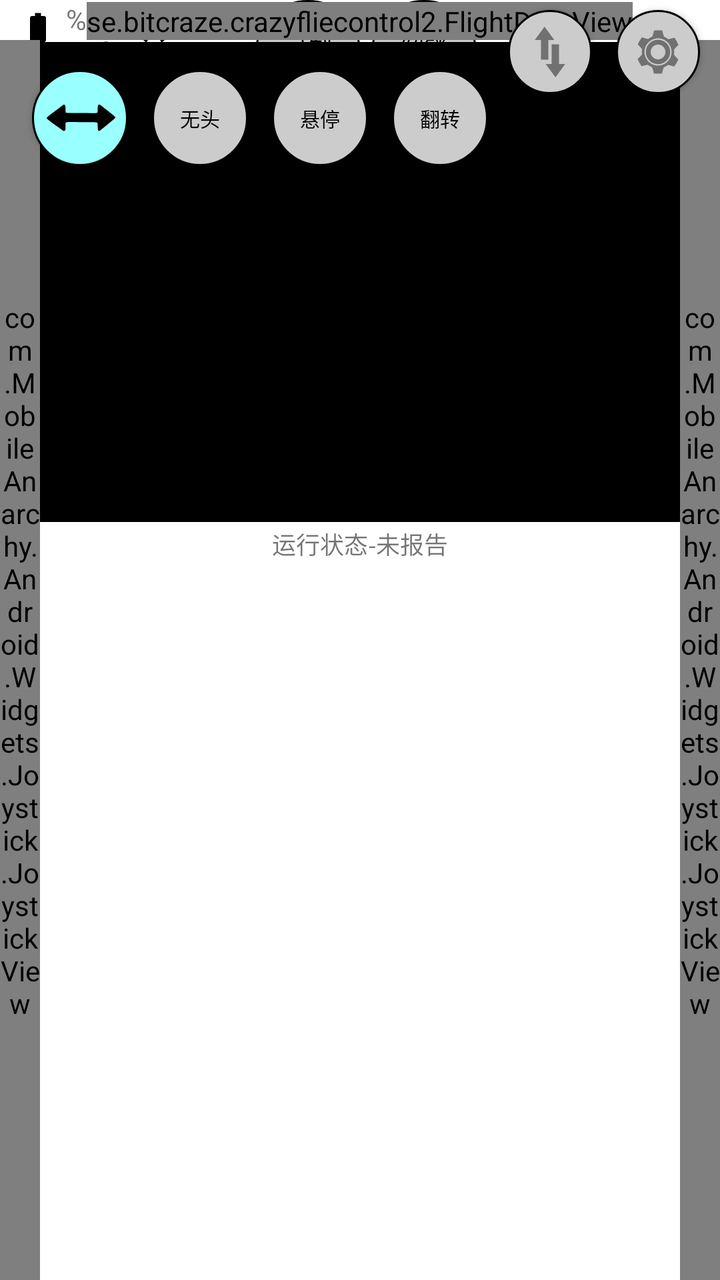
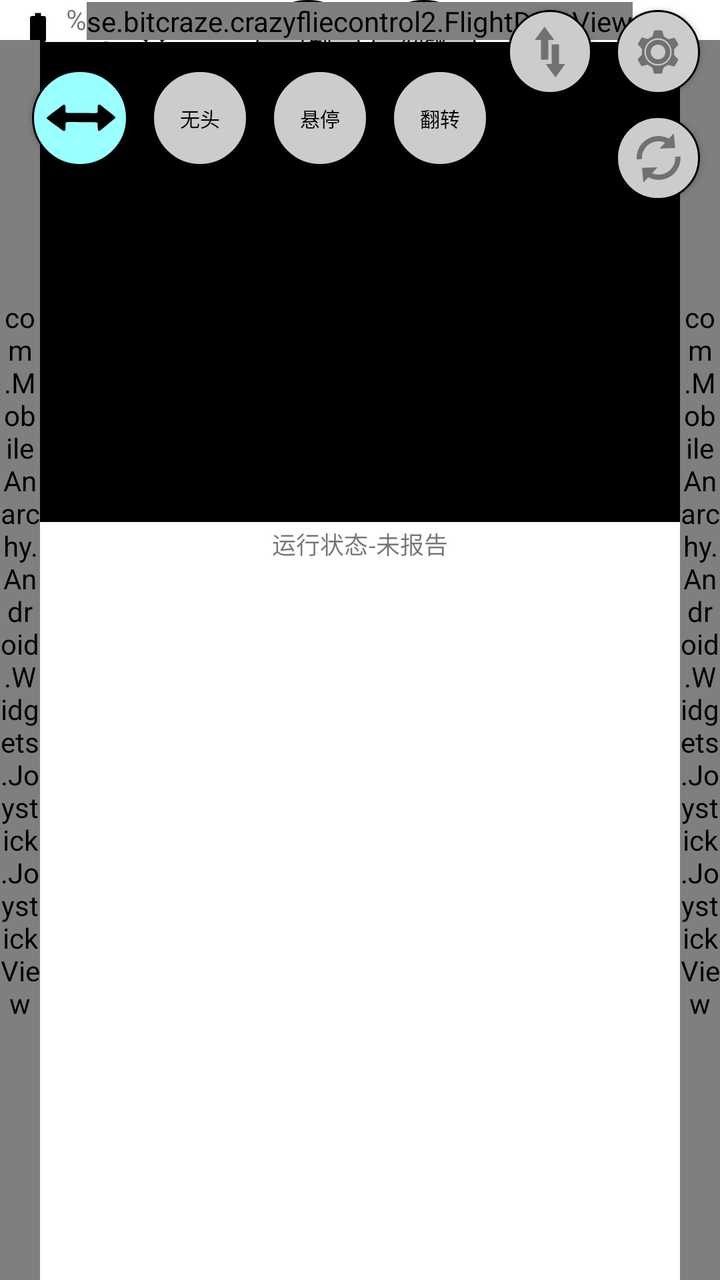

The first picture is an Android layout as it rendered before a commit; the second is the same layout after the commit. The layout source and the unified diff follow.
<!-- AndroidManifest.xml: application theme AppTheme -->
<!-- res/layout/activity_main.xml -->
<RelativeLayout xmlns:android="http://schemas.android.com/apk/res/android"
    android:layout_width="match_parent"
    android:layout_height="match_parent">

    
    <ImageView
        android:id="@+id/battery_icon"
        android:layout_width="wrap_content"
        android:layout_height="wrap_content"
        android:layout_alignParentStart="true"
        android:layout_alignParentLeft="true"
        android:layout_alignParentTop="true"
        android:layout_marginStart="10dp"
        android:layout_marginLeft="10dp"
        android:layout_marginTop="5dp"
        android:layout_marginEnd="0dp"
        android:layout_marginRight="0dp"
        android:contentDescription="@string/batteryIconContentDescription"
        android:labelFor="@+id/battery_text"
        android:src="@drawable/ic_battery_std_black_18dp" />

    <TextView
        android:id="@+id/battery_text"
        android:layout_width="35dp"
        android:layout_height="wrap_content"
        android:layout_alignBottom="@+id/battery_icon"
        android:layout_toEndOf="@+id/battery_icon"
        android:layout_toRightOf="@+id/battery_icon"
        android:gravity="end"
        android:text="@string/battery_text"
        android:textAlignment="viewEnd"
        android:textAppearance="?android:attr/textAppearanceSmall" />

    <ImageView
        android:id="@+id/linkQuality_icon"
        android:layout_width="wrap_content"
        android:layout_height="wrap_content"
        android:layout_alignBottom="@+id/battery_icon"
        android:layout_marginStart="5dp"
        android:layout_marginLeft="5dp"
        android:layout_marginEnd="2dp"
        android:layout_marginRight="2dp"
        android:layout_toEndOf="@+id/battery_text"
        android:layout_toRightOf="@+id/battery_text"
        android:contentDescription="@string/linkQualityIconContentDescription"
        android:labelFor="@+id/linkQuality_text"
        android:src="@drawable/ic_wifi_tethering_black_18dp" />

    <TextView
        android:id="@+id/battery_percent_text"
        android:layout_width="38dp"
        android:layout_height="wrap_content"
        android:layout_alignBottom="@+id/linkQuality_icon"
        android:layout_toEndOf="@+id/linkQuality_icon"
        android:layout_toRightOf="@+id/linkQuality_icon"
        android:contentDescription="@string/battery_percent_ContentDescription"
        android:gravity="end"
        android:text="@string/battery_percent_unknown"
        android:textAlignment="viewEnd"
        android:textAppearance="?android:attr/textAppearanceSmall" />

    <TextView
        android:id="@+id/linkQuality_text"
        android:layout_width="35dp"
        android:layout_height="wrap_content"
        android:layout_alignBottom="@+id/linkQuality_icon"
        android:layout_toEndOf="@+id/battery_percent_text"
        android:layout_toRightOf="@+id/battery_percent_text"
        android:gravity="end"
        android:text="@string/linkQuality_text"
        android:textAlignment="viewEnd"
        android:textAppearance="?android:attr/textAppearanceSmall" />

    <TextView
        android:id="@+id/button_record"
        android:layout_width="wrap_content"
        android:layout_height="48dp"
        android:layout_alignBottom="@+id/imageButton_connect"
        android:layout_marginEnd="6dp"
        android:layout_marginRight="6dp"
        android:layout_toStartOf="@+id/button_arm"
        android:layout_toLeftOf="@+id/button_arm"
        android:background="@drawable/custom_button"
        android:contentDescription="@string/video_record_button_ContentDescription"
        android:gravity="center"
        android:minWidth="52dp"
        android:paddingStart="8dp"
        android:paddingEnd="8dp"
        android:text="@string/video_record_start_button"
        android:textColor="#000000"
        android:textSize="12sp" />

    <TextView
        android:id="@+id/button_arm"
        android:layout_width="wrap_content"
        android:layout_height="48dp"
        android:layout_alignBottom="@+id/imageButton_connect"
        android:layout_marginEnd="6dp"
        android:layout_marginRight="6dp"
        android:layout_toStartOf="@+id/imageButton_connect"
        android:layout_toLeftOf="@+id/imageButton_connect"
        android:background="@drawable/custom_button"
        android:contentDescription="@string/arm_button_ContentDescription"
        android:enabled="false"
        android:gravity="center"
        android:minWidth="52dp"
        android:paddingStart="8dp"
        android:paddingEnd="8dp"
        android:text="@string/arm_button_unlock"
        android:textColor="#000000"
        android:textSize="12sp" />


    <ImageButton
        android:id="@+id/imageButton_connect"
        android:layout_width="wrap_content"
        android:layout_height="wrap_content"
        android:layout_alignParentTop="true"
        android:layout_marginStart="10dp"
        android:layout_marginLeft="10dp"
        android:layout_marginTop="5dp"
        android:layout_marginEnd="6dp"
        android:layout_marginRight="6dp"
        android:layout_marginBottom="5dp"
        android:layout_toStartOf="@+id/imageButton_settings"
        android:layout_toLeftOf="@+id/imageButton_settings"
        android:background="@drawable/custom_button"
        android:contentDescription="@string/menu_connect_ContentDescription"
        android:elevation="2dp"
        android:src="@drawable/ic_action_import_export" />

    <ImageButton
        android:id="@+id/imageButton_settings"
        android:layout_width="wrap_content"
        android:layout_height="wrap_content"
        android:layout_alignParentTop="true"
        android:layout_alignParentEnd="true"
        android:layout_alignParentRight="true"
        android:layout_marginStart="6dp"
        android:layout_marginLeft="6dp"
        android:layout_marginTop="5dp"
        android:layout_marginEnd="10dp"
        android:layout_marginRight="10dp"
        android:layout_marginBottom="5dp"
        android:background="@drawable/custom_button"
        android:contentDescription="@string/menu_preferences_ContentDescription"
        android:elevation="2dp"
        android:src="@drawable/ic_action_settings_light" />

    

    <ImageButton
        android:id="@+id/button_ledRing"
        android:layout_width="wrap_content"
        android:layout_height="wrap_content"
        android:layout_alignBottom="@+id/button_headLight"
        android:layout_marginLeft="6dp"
        android:layout_marginRight="6dp"
        android:layout_toStartOf="@id/button_headLight"
        android:layout_toLeftOf="@id/button_headLight"
        android:background="@drawable/custom_button_action"
        android:contentDescription="@string/button_ledring_contentDescription"
        android:elevation="2dp"
        android:onClick="switchLedRingEffect"
        android:src="@drawable/ic_led_ring"
        android:visibility="gone" />

    <ImageButton
        android:id="@+id/button_headLight"
        android:layout_width="wrap_content"
        android:layout_height="wrap_content"
        android:layout_alignParentTop="true"
        android:layout_centerHorizontal="true"
        android:layout_marginTop="1dp"
        android:layout_marginLeft="6dp"
        android:layout_marginRight="6dp"
        android:background="@drawable/custom_button_action"
        android:contentDescription="@string/button_headlight_contentDescription"
        android:elevation="2dp"
        android:onClick="toggleHeadlight"
        android:src="@drawable/ic_headlight"
        android:visibility="gone" />

    <ImageButton
        android:id="@+id/button_buzzerSound"
        android:layout_width="wrap_content"
        android:layout_height="wrap_content"
        android:layout_alignBottom="@+id/button_headLight"
        android:layout_marginLeft="6dp"
        android:layout_marginRight="6dp"
        android:layout_toEndOf="@id/button_headLight"
        android:layout_toRightOf="@id/button_headLight"
        android:background="@drawable/custom_button_action"
        android:contentDescription="@string/button_buzzer_contentDescription"
        android:elevation="2dp"
        android:onClick="playBuzzerSound"
        android:src="@drawable/ic_volume_up_black"
        android:visibility="gone" />

    <se.bitcraze.crazyfliecontrol2.FlightDataView
        android:id="@+id/flightdataview"
        android:layout_width="wrap_content"
        android:layout_height="wrap_content"
        android:layout_alignParentTop="true"
        android:layout_centerHorizontal="true"
        android:layout_marginTop="1dp" />

    <ImageView
        android:id="@+id/video_view"
        android:layout_width="320dp"
        android:layout_height="240dp"
        android:layout_below="@+id/flightdataview"
        android:layout_centerHorizontal="true"
        android:layout_marginTop="1dp"
        android:background="#000000"
        android:contentDescription="@string/video_content_description"
        android:scaleType="centerCrop" />

    <TextView
        android:id="@+id/video_status"
        android:layout_width="300dp"
        android:layout_height="240dp"
        android:layout_alignLeft="@id/video_view"
        android:layout_alignRight="@id/video_view"
        android:layout_alignTop="@id/video_view"
        android:gravity="center"
        android:text="@string/video_waiting"
        android:textColor="#FFFFFF"
        android:textSize="13sp"
        android:visibility="gone" />

    <LinearLayout
        android:id="@+id/flight_status_row"
        android:layout_width="wrap_content"
        android:layout_height="wrap_content"
        android:layout_below="@id/video_view"
        android:layout_centerHorizontal="true"
        android:layout_marginTop="2dp"
        android:orientation="horizontal">

        <TextView
            android:id="@+id/rid_operation_status"
            android:layout_width="wrap_content"
            android:layout_height="wrap_content"
            android:text="@string/rid_operation_status_initial"
            android:textAppearance="?android:attr/textAppearanceSmall"
            android:textSize="12sp" />

        <TextView
            android:id="@+id/altitude_hold_status"
            android:layout_width="wrap_content"
            android:layout_height="wrap_content"
            android:layout_marginStart="8dp"
            android:layout_marginLeft="8dp"
            android:text="@string/altitude_hold_locked"
            android:textAppearance="?android:attr/textAppearanceSmall"
            android:textSize="12sp"
            android:visibility="gone" />
    </LinearLayout>

    <com.MobileAnarchy.Android.Widgets.Joystick.JoystickView
        android:id="@+id/joystick_left"
        android:layout_width="wrap_content"
        android:layout_height="match_parent"
        android:layout_below="@+id/flightdataview"
        android:layout_toStartOf="@+id/video_view"
        android:layout_toLeftOf="@+id/video_view"
        android:gravity="bottom" />

    <com.MobileAnarchy.Android.Widgets.Joystick.JoystickView
        android:id="@+id/joystick_right"
        android:layout_width="wrap_content"
        android:layout_height="match_parent"
        android:layout_below="@+id/flightdataview"
        android:layout_toEndOf="@+id/video_view"
        android:layout_toRightOf="@+id/video_view"
        android:gravity="bottom" />

    <ImageButton
        android:id="@+id/joystick_left_hlock"
        android:layout_width="48dp"
        android:layout_height="48dp"
        android:layout_below="@id/battery_icon"
        android:layout_alignStart="@id/joystick_left"
        android:layout_alignLeft="@id/joystick_left"
        android:layout_marginStart="16dp"
        android:layout_marginLeft="16dp"
        android:layout_marginTop="12dp"
        android:background="@drawable/custom_button_seledted"
        android:elevation="2dp"
        android:scaleType="centerInside"
        android:src="@drawable/ic_horizontal" />

    <TextView
        android:id="@+id/carefree_mode_toggle"
        android:layout_width="48dp"
        android:layout_height="48dp"
        android:layout_alignTop="@id/joystick_left_hlock"
        android:layout_toEndOf="@id/joystick_left_hlock"
        android:layout_toRightOf="@id/joystick_left_hlock"
        android:layout_marginStart="12dp"
        android:layout_marginLeft="12dp"
        android:background="@drawable/custom_button"
        android:clickable="true"
        android:focusable="true"
        android:gravity="center"
        android:text="@string/carefree_mode_short"
        android:textColor="#000000"
        android:textSize="10sp" />

    <TextView
        android:id="@+id/hover_mode_toggle"
        android:layout_width="48dp"
        android:layout_height="48dp"
        android:layout_alignTop="@id/carefree_mode_toggle"
        android:layout_toEndOf="@id/carefree_mode_toggle"
        android:layout_toRightOf="@id/carefree_mode_toggle"
        android:layout_marginStart="12dp"
        android:layout_marginLeft="12dp"
        android:background="@drawable/custom_button"
        android:clickable="true"
        android:focusable="true"
        android:gravity="center"
        android:text="@string/hover_mode_short"
        android:textColor="#000000"
        android:textSize="10sp" />

    <TextView
        android:id="@+id/camera_flip_toggle"
        android:layout_width="48dp"
        android:layout_height="48dp"
        android:layout_alignTop="@id/hover_mode_toggle"
        android:layout_toEndOf="@id/hover_mode_toggle"
        android:layout_toRightOf="@id/hover_mode_toggle"
        android:layout_marginStart="12dp"
        android:layout_marginLeft="12dp"
        android:background="@drawable/custom_button"
        android:clickable="true"
        android:focusable="true"
        android:gravity="center"
        android:text="@string/camera_flip_short"
        android:textColor="#000000"
        android:textSize="10sp" />

</RelativeLayout>
<!-- resources referenced by this layout -->
<resources>
  <!-- drawable custom_button (drawable) -->
  <?xml version="1.0" encoding="utf-8"?>
  <selector
      xmlns:android="http://schemas.android.com/apk/res/android">
  
      <item android:state_pressed="true" >
          <shape android:shape="oval">
              <solid
                  android:color="#888888"/>
              <stroke
                  android:width="1dp"
                  android:color="#000000" />
              <padding
                  android:left="5dp"
                  android:top="5dp"
                  android:right="5dp"
                  android:bottom="5dp" />
          </shape>
      </item>
  
      <item android:state_focused="true" >
          <shape android:shape="oval">
              <solid
                  android:color="#AAAAAA"/>
              <stroke
                  android:width="1dp"
                  android:color="#000000" />
              <padding
                  android:left="5dp"
                  android:top="5dp"
                  android:right="5dp"
                  android:bottom="5dp" />
          </shape>
      </item>
  
      <item>
         <shape android:shape="oval">
              <solid
                  android:color="#CCCCCC"/>
              <stroke
                  android:width="1dp"
                  android:color="#000000" />
              <padding
                  android:left="5dp"
                  android:top="5dp"
                  android:right="5dp"
                  android:bottom="5dp" />
          </shape>
      </item>
  </selector>
  <!-- drawable custom_button_seledted (drawable) -->
  <?xml version="1.0" encoding="utf-8"?>
  <shape xmlns:android="http://schemas.android.com/apk/res/android" android:shape="oval">
      <solid
          android:color="#99FFFF"/>
      <stroke
          android:width="1dp"
          android:color="#000000" />
      <padding
          android:left="5dp"
          android:top="5dp"
          android:right="5dp"
          android:bottom="5dp" />
  </shape>
  <string name="altitude_hold_locked">定高-锁定</string>
  <string name="arm_button_ContentDescription">Drone arm/disarm button</string>
  <string name="arm_button_unlock">解锁</string>
  <string name="batteryIconContentDescription">Battery icon</string>
  <string name="battery_percent_ContentDescription">Battery percentage</string>
  <string name="battery_percent_unknown">--</string>
  <string name="battery_text">%1$.1fV</string>
  <string name="button_buzzer_contentDescription">Buzzer button</string>
  <string name="button_headlight_contentDescription">Headlight button</string>
  <string name="button_ledring_contentDescription">LED ring button</string>
  <string name="camera_flip_short">翻转</string>
  <string name="carefree_mode_short">无头</string>
  <string name="hover_mode_short">悬停</string>
  <string name="linkQualityIconContentDescription">Link quality icon</string>
  <string name="linkQuality_text">%1$3s</string>
  <string name="menu_connect_ContentDescription">Connect/Disconnect button</string>
  <string name="menu_preferences_ContentDescription">Preferences button</string>
  <string name="rid_operation_status_initial">运行状态-未报告</string>
  <string name="video_content_description">TinyDrone live video</string>
  <string name="video_record_button_ContentDescription">开始或停止录制视频字节流</string>
  <string name="video_record_start_button">录制</string>
  <string name="video_waiting">Waiting for UDP video</string>
  <style name="AppTheme" parent="Theme.MaterialComponents.Light.NoActionBar">
          
          <item name="colorPrimary">#3EC2FC</item>
          <item name="colorPrimaryDark">#99acc1</item>
          <item name="colorAccent">#FF4081</item>
      </style>
  <!-- unchanged entries left out for length: 9 -->
</resources>

<!-- the commit's change to res/layout/activity_main.xml (unified diff, before → after) -->
@@ -146,6 +146,21 @@
         android:contentDescription="@string/menu_preferences_ContentDescription"
         android:elevation="2dp"
         android:src="@drawable/ic_action_settings_light" />
+
+    <ImageButton
+        android:id="@+id/imageButton_calibrate"
+        android:layout_width="wrap_content"
+        android:layout_height="wrap_content"
+        android:layout_below="@+id/imageButton_settings"
+        android:layout_alignParentEnd="true"
+        android:layout_alignParentRight="true"
+        android:layout_marginTop="6dp"
+        android:layout_marginEnd="10dp"
+        android:layout_marginRight="10dp"
+        android:background="@drawable/custom_button"
+        android:contentDescription="@string/calibration_button_ContentDescription"
+        android:elevation="2dp"
+        android:src="@drawable/ic_action_refresh" />
 
     
 
<!-- resource entries referenced after the edit -->
@@ -64,6 +64,7 @@
           android:right="5dp"
           android:bottom="5dp" />
   </shape>
+  <!-- drawable ic_action_refresh: png bitmap (drawable-hdpi, 678 bytes) -->
   <string name="altitude_hold_locked">定高-锁定</string>
   <string name="arm_button_ContentDescription">Drone arm/disarm button</string>
   <string name="arm_button_unlock">解锁</string>
@@ -74,6 +75,7 @@
   <string name="button_buzzer_contentDescription">Buzzer button</string>
   <string name="button_headlight_contentDescription">Headlight button</string>
   <string name="button_ledring_contentDescription">LED ring button</string>
+  <string name="calibration_button_ContentDescription">IMU 水平与陀螺仪校准</string>
   <string name="camera_flip_short">翻转</string>
   <string name="carefree_mode_short">无头</string>
   <string name="hover_mode_short">悬停</string>
